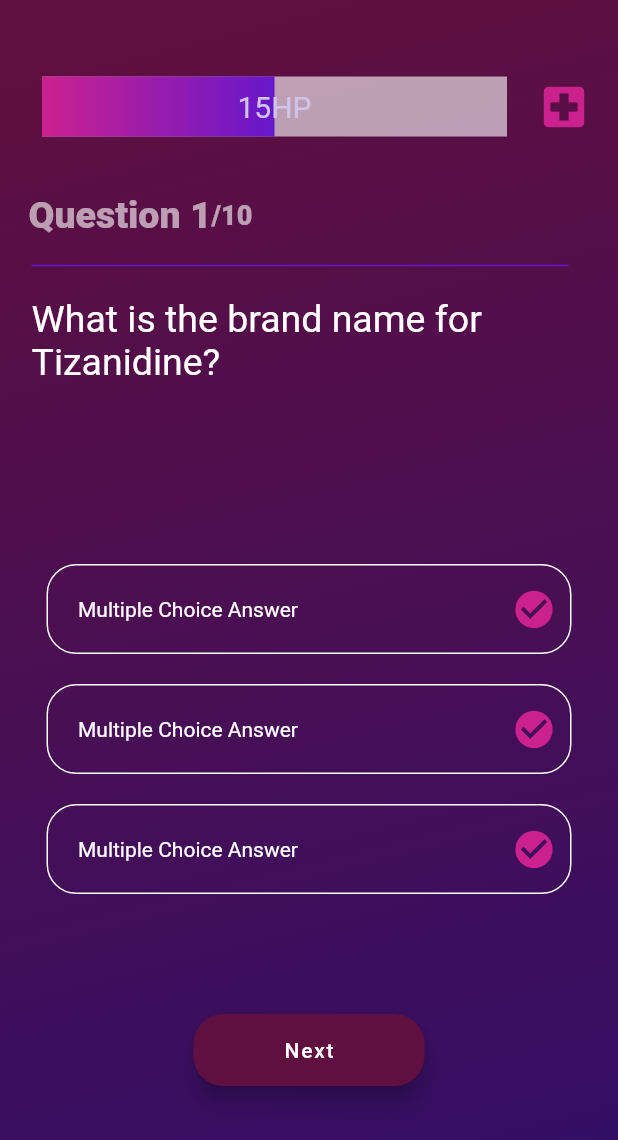
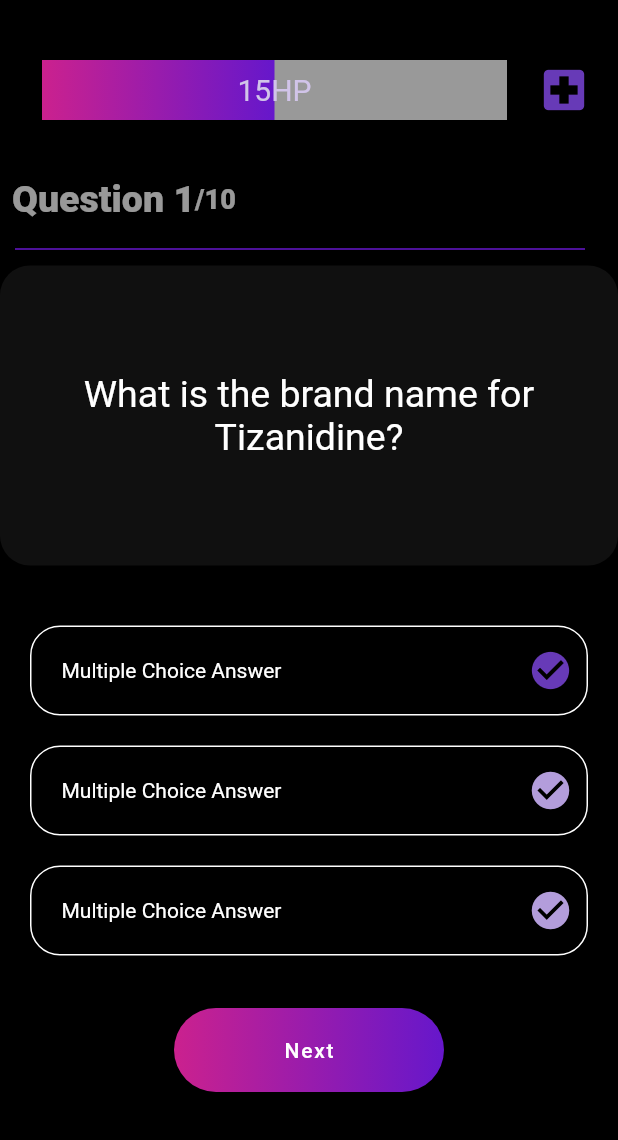
Before and after one commit to kingpush37/pharmu, a Flutter app: the screen it shows after launch, on a phone screen of 412 x 824 dp. Shown: the top 1140 px of the screen. Run offline on Flutter 3.47's test engine with Material 2 defaults, Android fonts, the phone set to English and light mode, and no system bars; drawn by our look-alikes of percent_indicator; our stand-ins replace font_awesome_flutter.

Commit message:
updated UI

```diff
--- a/lib/quiz_page.dart
+++ b/lib/quiz_page.dart
@@ -15,15 +15,8 @@ class _QuizPageState extends State<QuizPage> {
   Widget build(BuildContext context) {
     return SafeArea(
       child: Scaffold(
-        body: Container(
-          padding: EdgeInsets.all(11.0),
-          decoration: BoxDecoration(
-            gradient: LinearGradient(
-                begin: Alignment.topCenter,
-                end: Alignment.bottomRight,
-                colors: [Color(0xFF5F0F40), Color(0xFF310E68)]),
-          ),
-          child: Column(
+        backgroundColor: Colors.black,
+        body: Column(
           crossAxisAlignment: CrossAxisAlignment.stretch,
           children: <Widget>[
             Padding(
@@ -47,7 +40,7 @@ class _QuizPageState extends State<QuizPage> {
                   padding: const EdgeInsets.only(left: 10.0),
                   child: Icon(
                     Icons.local_hospital,
-                      color: Color(0xFFCB218E),
+                    color: Colors.deepPurple,
                     size: 36.0,
                   ),
                 ),
@@ -94,8 +87,14 @@ class _QuizPageState extends State<QuizPage> {
               ),
             ),
             Container(
+              height: 200.0,
+              decoration: BoxDecoration(
+                borderRadius: BorderRadius.circular(20.0),
+                color: Colors.grey.withOpacity(0.1),
+              ),
               padding: EdgeInsets.all(10.0),
               child: Row(
+                mainAxisAlignment: MainAxisAlignment.center,
                 children: <Widget>[
                   Expanded(
                     child: Text(
@@ -104,13 +103,14 @@ class _QuizPageState extends State<QuizPage> {
                         color: Colors.white,
                         fontSize: 25.0,
                       ),
+                      textAlign: TextAlign.center,
                     ),
                   ),
                 ],
               ),
             ),
             SizedBox(
-                height: 100.0,
+              height: 30.0,
             ),
             Container(
               padding: EdgeInsets.only(left: 20.0),
@@ -118,9 +118,7 @@ class _QuizPageState extends State<QuizPage> {
               height: 60.0,
               decoration: BoxDecoration(
                 border: Border.all(
-                      color: Colors.white,
-                      width: 1.0,
-                      style: BorderStyle.solid),
+                    color: Colors.white, width: 1.0, style: BorderStyle.solid),
                 borderRadius: BorderRadius.circular(20.0),
               ),
               child: Row(
@@ -136,7 +134,7 @@ class _QuizPageState extends State<QuizPage> {
                     iconSize: 30.0,
                     icon: FaIcon(
                       Icons.check_circle,
-                        color: Color(0xFFCB218E),
+                      color: Colors.deepPurple,
                     ),
                     onPressed: null,
                   ),
@@ -149,9 +147,7 @@ class _QuizPageState extends State<QuizPage> {
               height: 60.0,
               decoration: BoxDecoration(
                 border: Border.all(
-                      color: Colors.white,
-                      width: 1.0,
-                      style: BorderStyle.solid),
+                    color: Colors.white, width: 1.0, style: BorderStyle.solid),
                 borderRadius: BorderRadius.circular(20.0),
               ),
               child: Row(
@@ -167,7 +163,7 @@ class _QuizPageState extends State<QuizPage> {
                     iconSize: 30.0,
                     icon: FaIcon(
                       Icons.check_circle,
-                        color: Color(0xFFCB218E),
+                      color: Colors.deepPurple[200],
                     ),
                     onPressed: null,
                   ),
@@ -180,9 +176,7 @@ class _QuizPageState extends State<QuizPage> {
               height: 60.0,
               decoration: BoxDecoration(
                 border: Border.all(
-                      color: Colors.white,
-                      width: 1.0,
-                      style: BorderStyle.solid),
+                    color: Colors.white, width: 1.0, style: BorderStyle.solid),
                 borderRadius: BorderRadius.circular(20.0),
               ),
               child: Row(
@@ -198,7 +192,7 @@ class _QuizPageState extends State<QuizPage> {
                     iconSize: 30.0,
                     icon: FaIcon(
                       Icons.check_circle,
-                        color: Color(0xFFCB218E),
+                      color: Colors.deepPurple[200],
                     ),
                     onPressed: null,
                   ),
@@ -206,27 +200,27 @@ class _QuizPageState extends State<QuizPage> {
               ),
             ),
             SizedBox(
-                height: 70.0,
+              height: 25.0,
             ),
-              Row(
-                mainAxisAlignment: MainAxisAlignment.center,
-                children: <Widget>[
-                  FloatingActionButton.extended(
-                    onPressed: null,
-                    backgroundColor: Color(0xFF5F0F40),
-                    shape: RoundedRectangleBorder(
-                      borderRadius: BorderRadius.circular(20.0),
+            FloatingActionButton(
+              backgroundColor: Colors.transparent,
+              onPressed: () {},
+              child: Container(
+                alignment: Alignment.center,
+                width: 180.0,
+                height: 80.0,
+                decoration: BoxDecoration(
+                  borderRadius: BorderRadius.circular(40.0),
+                  gradient: LinearGradient(colors: [
+                    Color(0xFFCB218E),
+                    Color(0xFF6617CB),
+                  ]),
                 ),
-                    label: Padding(
-                      padding: const EdgeInsets.all(40.0),
                 child: Text('Next'),
               ),
             ),
           ],
         ),
-            ],
-          ),
-        ),
       ),
     );
   }
```
Lines whose indentation alone changed are shown as unchanged.
